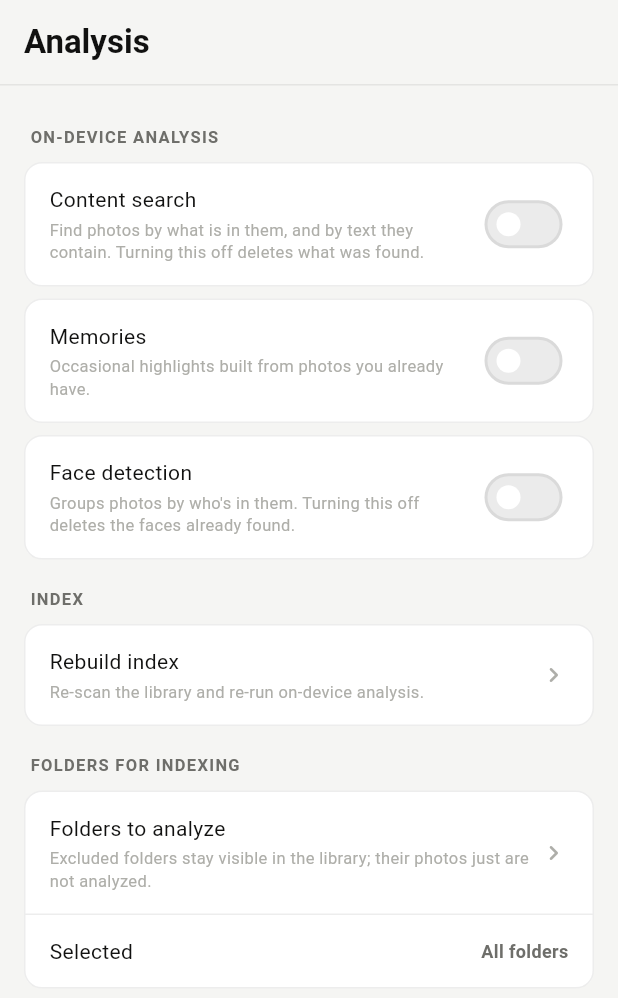
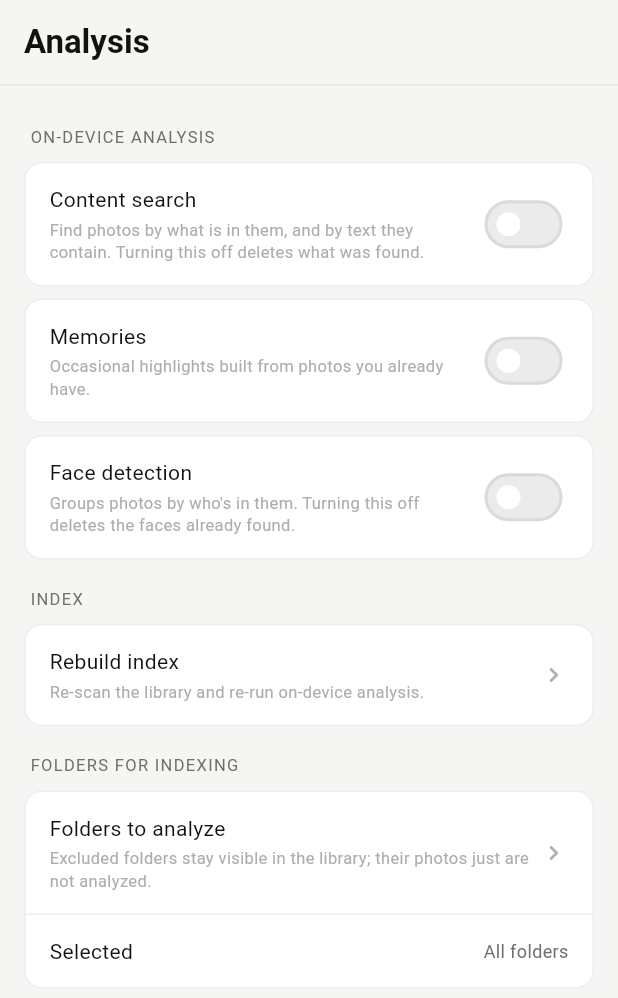
Before and after one commit to zmeulDev/sologallery, a Flutter app: the AnalysisSettingsScreen screen opened by its route, on a phone screen of 412 x 824 dp. Shown: the top 998 px of the screen. Run offline on Flutter 3.47's test engine with Material 3 defaults, Android fonts, the phone set to English and light mode, and no system bars; our stand-ins replace drift, drift_flutter, flutter_riverpod, go_router, package_info_plus, share_plus and 1 more; missing offline and left inert: google_mlkit_face_detection, google_mlkit_image_labeling, google_mlkit_text_recognition, photo_manager, tflite_flutter; accounts and stored records are empty; generated files the repository leaves out were written again; statements that could not run were skipped.

Commit message:
feat: add accent colour token and collapse text-style weights (Phase 0)
Swiss UI refactor Phase 0 — adds AppColors.accent (0xFFEB0000, identical in
light/dark) and collapses AppTextStyles from four font weights to two
(400/700): sectionLabel, filterPill and exifValue drop to 400; button rises
to 700. Regenerates the two golden files that render these tokens and adds
a unit test for the new accent field.

Co-Authored-By: Claude Sonnet 5 <noreply@anthropic.com>
Claude-Session: https://claude.ai/code/session_01NrgU4y5QjrHpvNmxrijGaW

```diff
--- a/lib/core/theme/app_colors.dart
+++ b/lib/core/theme/app_colors.dart
@@ -55,6 +55,7 @@ class AppColors extends ThemeExtension<AppColors> {
     required this.pillActiveBg,
     required this.pillActiveText,
     required this.border,
+    required this.accent,
   });
 
   /// Recessed surface (e.g. filter track, inactive pill).
@@ -75,6 +76,12 @@ class AppColors extends ThemeExtension<AppColors> {
   /// Hairline border (7% ink).
   final Color border;
 
+  /// The one spot colour, scoped strictly to state (an active filter, a
+  /// favourited photo, an "on" toggle, the live indexing ring, the memory
+  /// player's current segment) — never decoration. Identical value in light
+  /// and dark: red reads fine on both a white and a near-black ground.
+  final Color accent;
+
   static const light = AppColors(
     surface2: Color(0xFFEBEBEB),
     textSecondary: Color(0xFF6E6E6A),
@@ -82,6 +89,7 @@ class AppColors extends ThemeExtension<AppColors> {
     pillActiveBg: Color(0xFF1A1A18),
     pillActiveText: Color(0xFFF0F0EE),
     border: Color(0x12000000), // rgba(0,0,0,0.07)
+    accent: Color(0xFFEB0000),
   );
 
   static const dark = AppColors(
@@ -91,6 +99,7 @@ class AppColors extends ThemeExtension<AppColors> {
     pillActiveBg: Color(0xFFF0F0EE),
     pillActiveText: Color(0xFF111110),
     border: Color(0x12FFFFFF), // rgba(255,255,255,0.07)
+    accent: Color(0xFFEB0000),
   );
 
   @override
@@ -101,6 +110,7 @@ class AppColors extends ThemeExtension<AppColors> {
     Color? pillActiveBg,
     Color? pillActiveText,
     Color? border,
+    Color? accent,
   }) {
     return AppColors(
       surface2: surface2 ?? this.surface2,
@@ -109,6 +119,7 @@ class AppColors extends ThemeExtension<AppColors> {
       pillActiveBg: pillActiveBg ?? this.pillActiveBg,
       pillActiveText: pillActiveText ?? this.pillActiveText,
       border: border ?? this.border,
+      accent: accent ?? this.accent,
     );
   }
 
@@ -122,6 +133,7 @@ class AppColors extends ThemeExtension<AppColors> {
       pillActiveBg: Color.lerp(pillActiveBg, other.pillActiveBg, t)!,
       pillActiveText: Color.lerp(pillActiveText, other.pillActiveText, t)!,
       border: Color.lerp(border, other.border, t)!,
+      accent: Color.lerp(accent, other.accent, t)!,
     );
   }
 }
--- a/lib/core/theme/app_text_styles.dart
+++ b/lib/core/theme/app_text_styles.dart
@@ -27,19 +27,19 @@ class AppTextStyles extends ThemeExtension<AppTextStyles> {
   /// Screen title in the app bar. 22 / 700.
   final TextStyle pageTitle;
 
-  /// Uppercase group header. 11 / 600, tracked out (the typographic signature).
+  /// Uppercase group header. 11 / 400, tracked out (the typographic signature).
   final TextStyle sectionLabel;
 
-  /// Filter/segment pill label. 12 / 500.
+  /// Filter/segment pill label. 12 / 400.
   final TextStyle filterPill;
 
   /// Default body & list text. 14 / 400.
   final TextStyle body;
 
-  /// Primary action label (CTA pill). 15 / 600.
+  /// Primary action label (CTA pill). 15 / 700.
   final TextStyle button;
 
-  /// EXIF metadata value. 12 / 600.
+  /// EXIF metadata value. 12 / 400.
   final TextStyle exifValue;
 
   /// EXIF metadata key (uppercase). 9 / 400.
@@ -58,14 +58,14 @@ class AppTextStyles extends ThemeExtension<AppTextStyles> {
     pageTitle: TextStyle(fontSize: 22, fontWeight: FontWeight.w700, height: 1.1),
     sectionLabel: TextStyle(
       fontSize: 11,
-      fontWeight: FontWeight.w600,
+      fontWeight: FontWeight.w400,
       letterSpacing: 0.88, // ~0.08em at 11sp
       height: 1.2,
     ),
-    filterPill: TextStyle(fontSize: 12, fontWeight: FontWeight.w500),
+    filterPill: TextStyle(fontSize: 12, fontWeight: FontWeight.w400),
     body: TextStyle(fontSize: 14, fontWeight: FontWeight.w400, height: 1.4),
-    button: TextStyle(fontSize: 15, fontWeight: FontWeight.w600),
-    exifValue: TextStyle(fontSize: 12, fontWeight: FontWeight.w600),
+    button: TextStyle(fontSize: 15, fontWeight: FontWeight.w700),
+    exifValue: TextStyle(fontSize: 12, fontWeight: FontWeight.w400),
     exifKey: TextStyle(
       fontSize: 9,
       fontWeight: FontWeight.w400,
```
Also changed, not shown: 7 other files.
